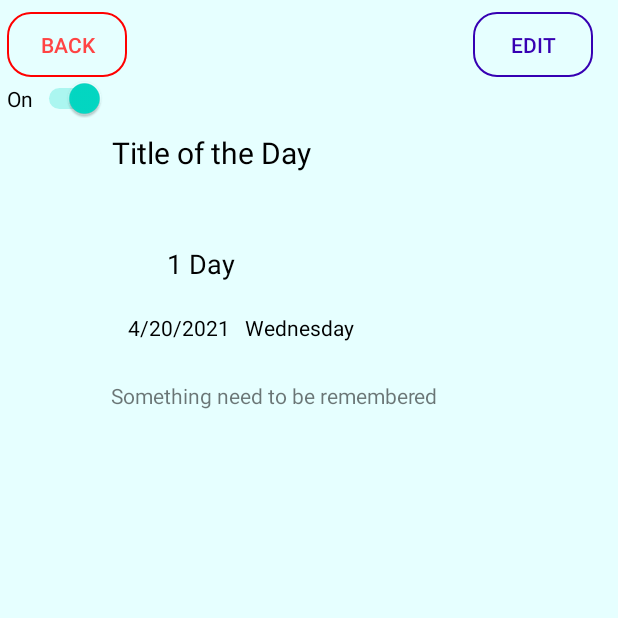
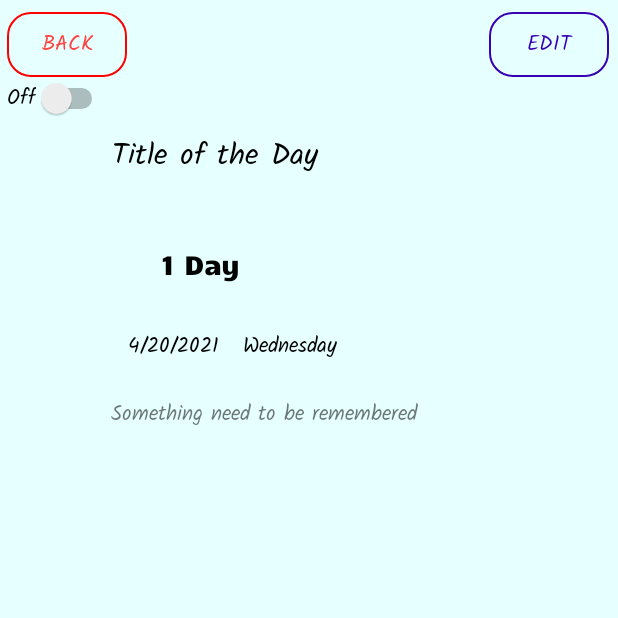
Before and after one commit to huayu1998/Group_Remember, an Android app: the Day screen opened directly, with no data from a screen before it, on a phone screen of 412 x 824 dp, the top half of it. Run offline under Robolectric (Android 15) with nearby library versions, the light colour scheme and no system bars; 6 statements that could not run were skipped.

Commit message:
huayu commit

```diff
--- a/app/src/main/java/com/example/group_remember/Day.java
+++ b/app/src/main/java/com/example/group_remember/Day.java
@@ -11,8 +11,11 @@ import android.os.Bundle;
 import android.util.Log;
 import android.view.View;
 import android.widget.Button;
+import android.widget.CompoundButton;
 import android.widget.ImageView;
+import android.widget.Switch;
 import android.widget.TextView;
+import android.widget.Toast;
 
 import com.google.android.material.floatingactionbutton.FloatingActionButton;
 
@@ -38,6 +41,7 @@ public class Day extends AppCompatActivity {
     Button editText;
     MediaPlayer mp;
     ImageView photo;
+    Switch musicOnOff;
 
     //接收信息
     ArrayList<Date> dateList;
@@ -68,6 +72,7 @@ public class Day extends AppCompatActivity {
         back = (Button) findViewById(R.id.back);
         button = (Button)findViewById(R.id.edit);
         photo = (ImageView)findViewById(R.id.photoiv);
+        musicOnOff = (Switch) findViewById(R.id.musicOnOff);
 
 
 
@@ -76,7 +81,7 @@ public class Day extends AppCompatActivity {
         setImage();
 
         // Play the music
-        if (!date.getMusic().isEmpty()) {
+        if (!date.getMusic().equals("null")) {
 
             if (date.getMusic().equals("Music1")) {
                 mp = MediaPlayer.create(Day.this, R.raw.song1);
@@ -100,6 +105,34 @@ public class Day extends AppCompatActivity {
             }
 
         }
+        else {
+            musicOnOff.setChecked(false);
+            musicOnOff.setText("Off");
+        }
+
+        // Turn the music on or off
+        musicOnOff.setOnCheckedChangeListener(new CompoundButton.OnCheckedChangeListener() {
+            @Override
+            public void onCheckedChanged(CompoundButton buttonView, boolean isChecked) {
+
+                if (date.getMusic().equals("null")) {
+                    musicOnOff.setChecked(false);
+                    musicOnOff.setText("Off");
+                    Toast.makeText(Day.this, "Please select a music first.", Toast.LENGTH_LONG).show();
+                }
+                else {
+                    if (isChecked == true) {
+                        musicOnOff.setText("On");
+                        mp.start();
+                    }
+                    else if (isChecked == false) {
+                        musicOnOff.setText("Off");
+                        mp.pause();
+                    }
+                }
+
+            }
+        });
 
         back.setOnClickListener(new View.OnClickListener() {
             @Override
--- a/app/src/main/res/layout/activity_background_option.xml
+++ b/app/src/main/res/layout/activity_background_option.xml
@@ -197,6 +197,7 @@
         android:layout_marginEnd="292dp"
         android:background="@drawable/red_button"
         android:text="back"
+        android:fontFamily="@font/kalam"
         android:textColor="#FF0000"
         app:layout_constraintEnd_toEndOf="parent"
         app:layout_constraintHorizontal_bias="0.913"
@@ -215,6 +216,7 @@
         android:layout_marginEnd="6dp"
         android:background="@drawable/custom_button"
         android:text="finish"
+        android:fontFamily="@font/kalam"
         android:textColor="#FF3700B3"
         app:layout_constraintEnd_toEndOf="parent"
         app:layout_constraintHorizontal_bias="0.108"
@@ -234,6 +236,7 @@
         android:layout_marginBottom="16dp"
         android:background="@drawable/custom_button"
         android:text="Camera"
+        android:fontFamily="@font/kalam"
         android:textColor="#FF3700B3"
         app:layout_constraintBottom_toBottomOf="parent"
         app:layout_constraintEnd_toEndOf="parent"
--- a/app/src/main/res/layout/activity_day.xml
+++ b/app/src/main/res/layout/activity_day.xml
@@ -13,6 +13,7 @@
         android:layout_width="263dp"
         android:layout_height="59dp"
         android:layout_marginTop="88dp"
+        android:fontFamily="@font/kalam"
         android:text="Title of the Day"
         android:textColor="#000000"
         android:textSize="20sp"
@@ -22,9 +23,10 @@
 
     <TextView
         android:id="@+id/lengthT"
-        android:layout_width="188dp"
-        android:layout_height="25dp"
+        android:layout_width="197dp"
+        android:layout_height="32dp"
         android:layout_marginTop="16dp"
+        android:fontFamily="@font/candal"
         android:text="1 Day"
         android:textColor="#020202"
         android:textSize="18sp"
@@ -37,7 +39,8 @@
         android:id="@+id/timeT"
         android:layout_width="240dp"
         android:layout_height="25dp"
-        android:layout_marginTop="20dp"
+        android:layout_marginTop="24dp"
+        android:fontFamily="@font/kalam"
         android:text="4/20/2021   Wednesday"
         android:textColor="#000000"
         app:layout_constraintEnd_toEndOf="parent"
@@ -50,6 +53,7 @@
         android:layout_width="263dp"
         android:layout_height="109dp"
         android:layout_marginTop="20dp"
+        android:fontFamily="@font/kalam"
         android:text="Something need to be remembered"
         app:layout_constraintEnd_toEndOf="parent"
         app:layout_constraintHorizontal_bias="0.496"
@@ -71,14 +75,14 @@
         android:id="@+id/edit"
         android:layout_width="80dp"
         android:layout_height="43dp"
-        android:layout_marginStart="300dp"
         android:layout_marginTop="8dp"
         android:background="@drawable/custom_button"
+        android:fontFamily="@font/kalam"
         android:text="edit"
         android:textColor="#FF3700B3"
         app:layout_constraintEnd_toEndOf="parent"
-        app:layout_constraintHorizontal_bias="0.384"
-        app:layout_constraintStart_toStartOf="@+id/back"
+        app:layout_constraintHorizontal_bias="0.981"
+        app:layout_constraintStart_toStartOf="parent"
         app:layout_constraintTop_toTopOf="parent" />
 
     <android.widget.Button
@@ -87,6 +91,7 @@
         android:layout_height="43dp"
         android:layout_marginTop="8dp"
         android:background="@drawable/red_button"
+        android:fontFamily="@font/kalam"
         android:text="Back"
         android:textColor="@android:color/holo_red_light"
         app:layout_constraintEnd_toEndOf="parent"
@@ -100,6 +105,7 @@
         android:layout_height="wrap_content"
         android:layout_marginTop="52dp"
         android:checked="true"
+        android:fontFamily="@font/kalam"
         android:text="On"
         app:layout_constraintEnd_toEndOf="parent"
         app:layout_constraintHorizontal_bias="0.014"
--- a/app/src/main/res/layout/activity_edit_text.xml
+++ b/app/src/main/res/layout/activity_edit_text.xml
@@ -13,6 +13,7 @@
         android:layout_height="wrap_content"
         android:hint="Enter your event name"
         android:inputType="textPersonName"
+        android:fontFamily="@font/kalam"
         app:layout_constraintBottom_toBottomOf="parent"
         app:layout_constraintEnd_toEndOf="parent"
         app:layout_constraintHorizontal_bias="0.498"
@@ -28,6 +29,7 @@
         android:layout_marginTop="388dp"
         android:text="Finish"
         android:textColor="#FF3700B3"
+        android:fontFamily="@font/kalam"
         android:background="@drawable/custom_button"
         app:layout_constraintEnd_toEndOf="parent"
         app:layout_constraintHorizontal_bias="0.498"
@@ -43,6 +45,7 @@
         android:gravity="start|top"
         android:hint="Describe your content here..."
         android:inputType="textMultiLine"
+        android:fontFamily="@font/kalam"
         app:layout_constraintEnd_toEndOf="parent"
         app:layout_constraintHorizontal_bias="0.482"
         app:layout_constraintStart_toStartOf="parent"
@@ -54,6 +57,7 @@
         android:layout_height="wrap_content"
         android:layout_marginTop="16dp"
         android:text="Back"
+        android:fontFamily="@font/kalam"
         android:textColor="#FF0000"
         android:background="@drawable/red_button"
         app:layout_constraintEnd_toEndOf="parent"
--- a/app/src/main/res/values/colors.xml
+++ b/app/src/main/res/values/colors.xml
@@ -13,5 +13,6 @@
     <color name="pink">#F46179</color>
     <color name="light_pink">#FA9CAC</color>
     <color name="light_blue">#E6FFFF</color>
+    <color name="blue">#00008B</color>
 
 </resources>
```
Also changed, not shown: app/src/main/res/layout/activity_choose_date.xml (+10 -4 lines), app/src/main/res/layout/activity_edit_event_option.xml (+7 -0 lines), app/src/main/res/layout/activity_play_music.xml (+12 -4 lines), app/src/main/res/layout/datelayout.xml (+21 -5 lines), app/src/main/res/drawable-v24/improve5.jpeg (added), app/src/main/res/font/candal.ttf (added), app/src/main/res/font/kalam.ttf (added).
